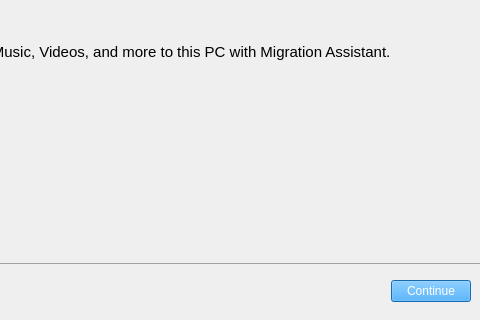
First picture: the form in src/ui/migration.ui, repository GeovaneJefferson/timemachine, before the edit; both pictures show x 420 to 900 and y 280 to 600 of the 900 by 600 pixel window.
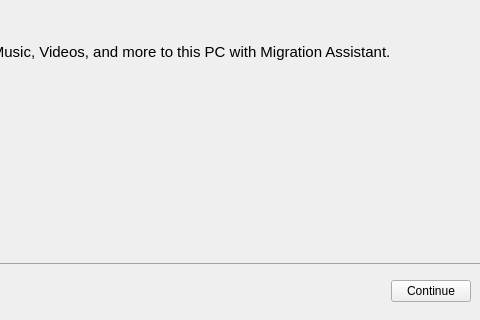
Second picture: the form after the edit. Icons and pictures are not drawn.

Patch:
```diff
--- a/src/ui/migration.ui
+++ b/src/ui/migration.ui
@@ -198,8 +198,7 @@
          <item alignment="Qt::AlignRight|Qt::AlignVCenter">
           <widget class="QPushButton" name="button_continue">
            <property name="styleSheet">
-            <string notr="true">background-color: #2196f3;
-color: white;</string>
+            <string notr="true"/>
            </property>
            <property name="text">
             <string>Continue</string>
```
Left out of the diff: 12 changed lines with no effect on the pictures.
